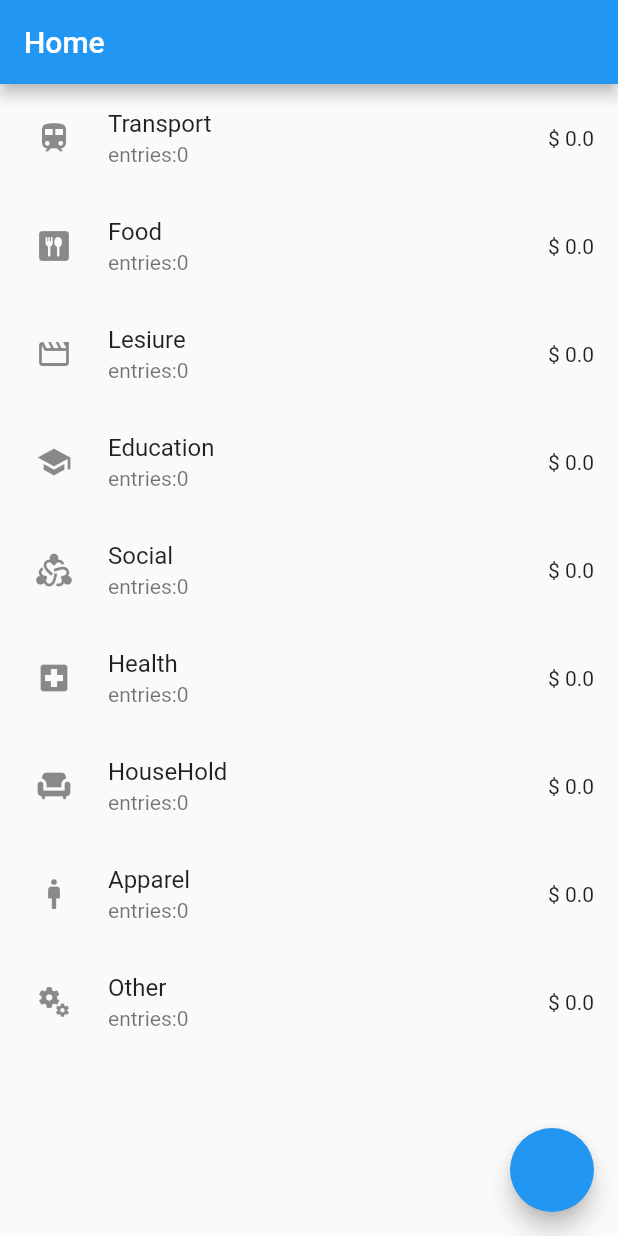
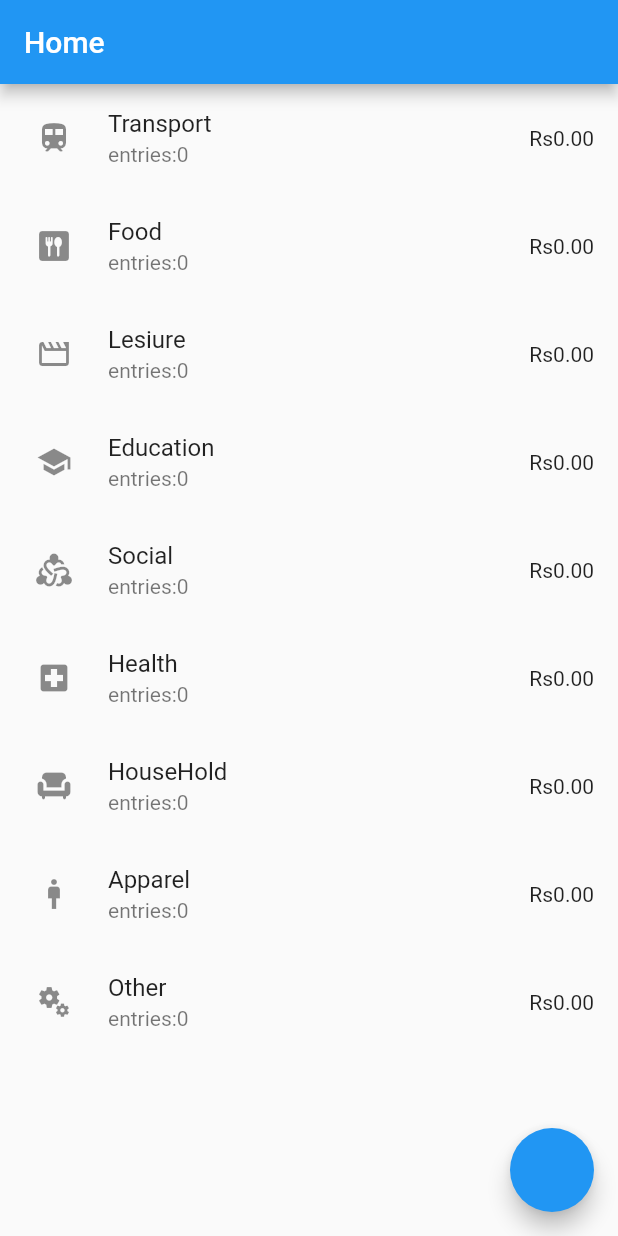
Before and after one commit to AslamJiffry/PersonalExpenseTracker, a Flutter app: the screen it shows after launch, on a phone screen of 412 x 824 dp. Run offline on Flutter 3.47's test engine with Material 2 defaults, Android fonts, the phone set to English and light mode, and no system bars; our stand-ins replace sqflite; accounts and stored records are empty.

Commit message:
Currency,Date format according to culture

```diff
--- a/lib/widgets/add_expense.dart
+++ b/lib/widgets/add_expense.dart
@@ -1,4 +1,5 @@
 import 'package:flutter/material.dart';
+import 'package:intl/intl.dart';
 import 'package:pet/constants/icons.dart';
 import 'package:pet/models/database_provider.dart';
 import 'package:pet/models/expense.dart';
@@ -64,7 +65,9 @@ class _AddExpenceState extends State<AddExpence> {
             Row(
               children: [
                 Expanded(
-                  child: Text(_date != null ? _date.toString() : 'Select Date'),
+                  child: Text(_date != null
+                      ? DateFormat("MMMM dd,yyyy").format(_date!)
+                      : 'Select Date'),
                 ),
                 IconButton(
                   onPressed: () => _selectDate(),
--- a/lib/widgets/expenses_screen/expence_card.dart
+++ b/lib/widgets/expenses_screen/expence_card.dart
@@ -1,4 +1,5 @@
 import 'package:flutter/material.dart';
+import 'package:intl/intl.dart';
 import 'package:pet/constants/icons.dart';
 import 'package:pet/models/expense.dart';
 
@@ -14,8 +15,9 @@ class ExpenseCard extends StatelessWidget {
         child: Icon(icons[expense.category]),
       ),
       title: Text(expense.title),
-      subtitle: Text(expense.date.toString()),
-      trailing: Text(expense.amount.toStringAsFixed(2)),
+      subtitle: Text(DateFormat('MMMM dd,yyyy').format(expense.date)),
+      trailing: Text(NumberFormat.currency(locale: 'en_SL', symbol: 'Rs')
+          .format(expense.amount)),
     );
   }
 }
--- a/lib/widgets/home_screen/category_card.dart
+++ b/lib/widgets/home_screen/category_card.dart
@@ -1,4 +1,5 @@
 import 'package:flutter/material.dart';
+import 'package:intl/intl.dart';
 import 'package:pet/models/expense_category.dart';
 import 'package:pet/screens/expenses_screen.dart';
 
@@ -21,7 +22,8 @@ class CategoryCard extends StatelessWidget {
       ),
       title: Text(category.title),
       subtitle: Text('entries:${category.entries.toString()}'),
-      trailing: Text('\$ ${category.totalAmount.toString()}'),
+      trailing: Text(NumberFormat.currency(locale: 'en_SL', symbol: 'Rs')
+          .format(category.totalAmount)),
     );
   }
 }
--- a/pubspec.yaml
+++ b/pubspec.yaml
@@ -38,6 +38,7 @@ dependencies:
   sqflite: ^2.3.0
   path: ^1.8.3
   provider: ^6.0.5
+  intl: ^0.18.1
 
 dev_dependencies:
   flutter_test:
```
